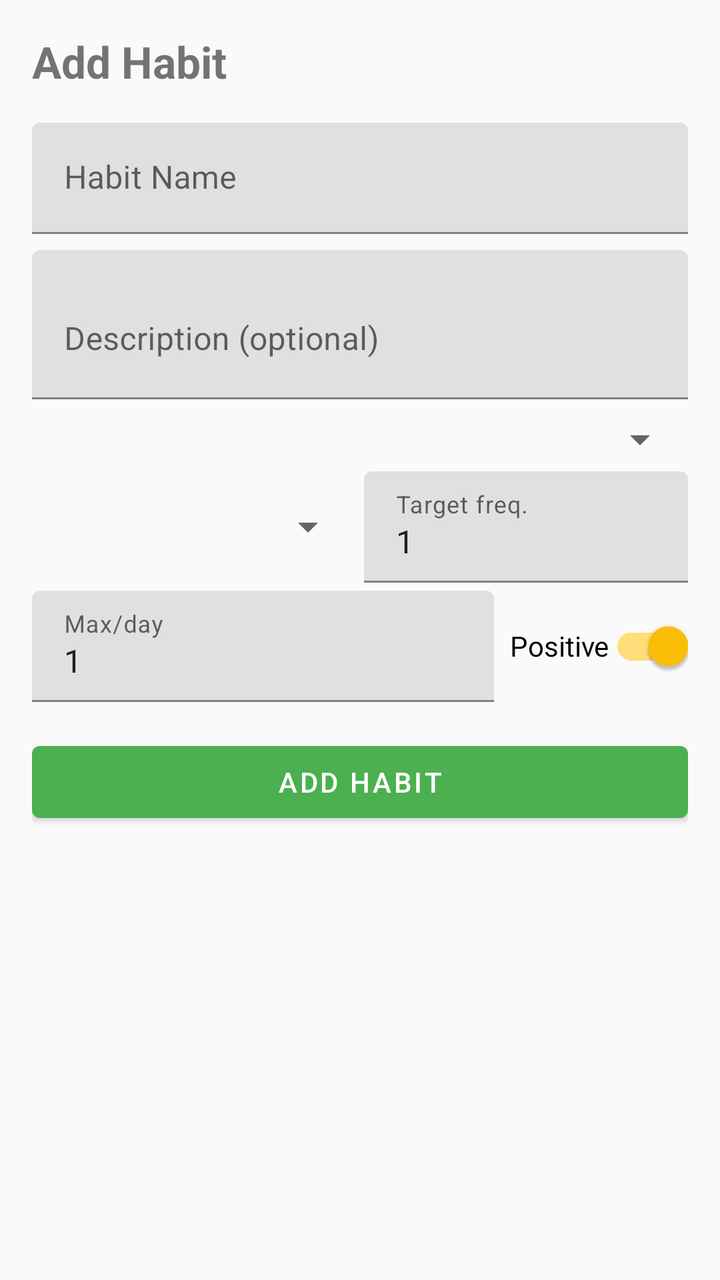
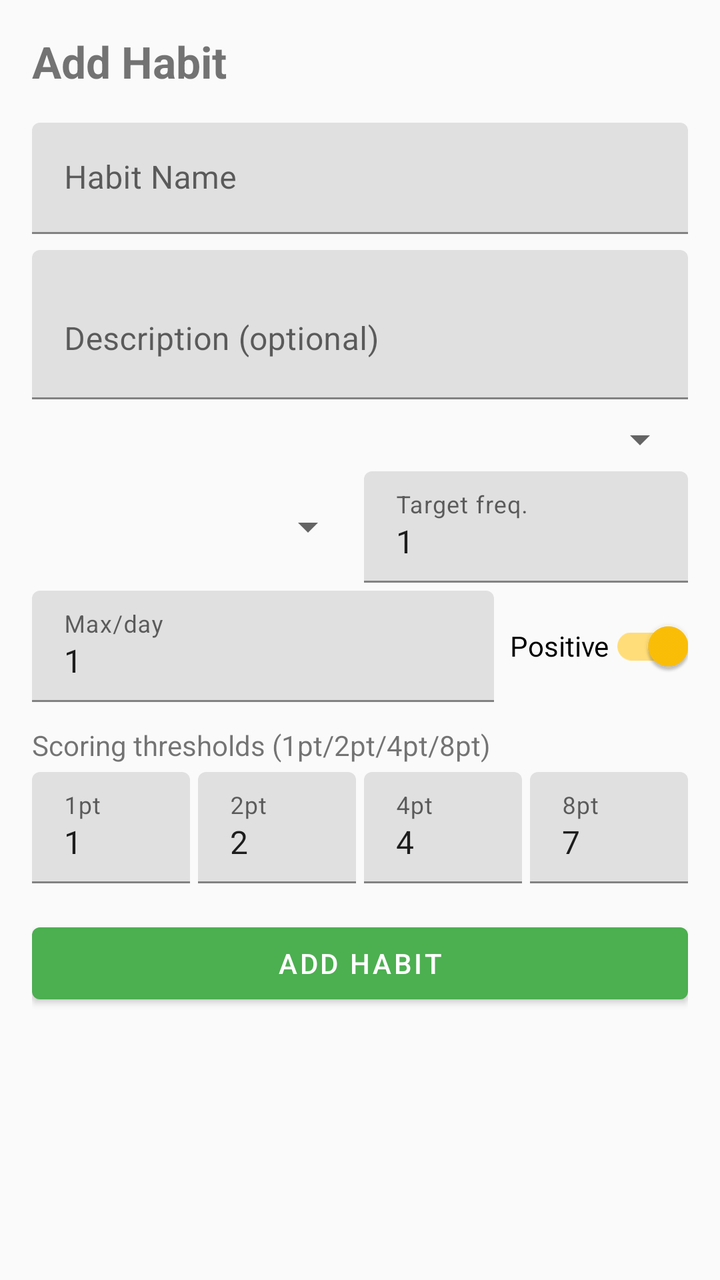

Compare the two renders of this Android layout. The source of the first and the diff that turns it into the second are given below.
<!-- AndroidManifest.xml: application theme Theme.HabitEvaluator -->
<!-- res/layout/fragment_add_habit.xml -->
<?xml version="1.0" encoding="utf-8"?>
<ScrollView xmlns:android="http://schemas.android.com/apk/res/android"
    xmlns:app="http://schemas.android.com/apk/res-auto"
    android:layout_width="match_parent"
    android:layout_height="match_parent">

    <androidx.constraintlayout.widget.ConstraintLayout
        android:layout_width="match_parent"
        android:layout_height="wrap_content"
        android:padding="16dp">

        <TextView
            android:id="@+id/addHabitTitle"
            android:layout_width="wrap_content"
            android:layout_height="wrap_content"
            android:text="@string/add_habit"
            android:textSize="22sp"
            android:textStyle="bold"
            app:layout_constraintStart_toStartOf="parent"
            app:layout_constraintTop_toTopOf="parent" />

        <com.google.android.material.textfield.TextInputLayout
            android:id="@+id/habitNameLayout"
            android:layout_width="0dp"
            android:layout_height="wrap_content"
            android:layout_marginTop="16dp"
            android:hint="@string/habit_name_hint"
            app:layout_constraintEnd_toEndOf="parent"
            app:layout_constraintStart_toStartOf="parent"
            app:layout_constraintTop_toBottomOf="@id/addHabitTitle">

            <com.google.android.material.textfield.TextInputEditText
                android:id="@+id/habitNameInput"
                android:layout_width="match_parent"
                android:layout_height="wrap_content"
                android:inputType="text" />
        </com.google.android.material.textfield.TextInputLayout>

        <com.google.android.material.textfield.TextInputLayout
            android:id="@+id/habitDescriptionLayout"
            android:layout_width="0dp"
            android:layout_height="wrap_content"
            android:layout_marginTop="8dp"
            android:hint="@string/habit_description_hint"
            app:layout_constraintEnd_toEndOf="parent"
            app:layout_constraintStart_toStartOf="parent"
            app:layout_constraintTop_toBottomOf="@id/habitNameLayout">

            <com.google.android.material.textfield.TextInputEditText
                android:id="@+id/habitDescriptionInput"
                android:layout_width="match_parent"
                android:layout_height="wrap_content"
                android:inputType="textMultiLine"
                android:minLines="2" />
        </com.google.android.material.textfield.TextInputLayout>

        <Spinner
            android:id="@+id/categorySpinner"
            android:layout_width="0dp"
            android:layout_height="wrap_content"
            android:layout_marginTop="8dp"
            app:layout_constraintEnd_toEndOf="parent"
            app:layout_constraintStart_toStartOf="parent"
            app:layout_constraintTop_toBottomOf="@id/habitDescriptionLayout" />

        <LinearLayout
            android:id="@+id/habitParamsLayout"
            android:layout_width="0dp"
            android:layout_height="wrap_content"
            android:layout_marginTop="4dp"
            android:orientation="horizontal"
            android:gravity="center_vertical"
            app:layout_constraintEnd_toEndOf="parent"
            app:layout_constraintStart_toStartOf="parent"
            app:layout_constraintTop_toBottomOf="@id/categorySpinner">

            <Spinner
                android:id="@+id/frequencyTypeSpinner"
                android:layout_width="0dp"
                android:layout_height="wrap_content"
                android:layout_weight="1" />

            <com.google.android.material.textfield.TextInputLayout
                android:layout_width="0dp"
                android:layout_height="wrap_content"
                android:layout_weight="1"
                android:layout_marginStart="4dp"
                android:hint="@string/target_frequency_hint">

                <com.google.android.material.textfield.TextInputEditText
                    android:id="@+id/targetFrequencyInput"
                    android:layout_width="match_parent"
                    android:layout_height="wrap_content"
                    android:inputType="number"
                    android:text="1" />
            </com.google.android.material.textfield.TextInputLayout>
        </LinearLayout>

        <LinearLayout
            android:id="@+id/habitParams2Layout"
            android:layout_width="0dp"
            android:layout_height="wrap_content"
            android:layout_marginTop="4dp"
            android:orientation="horizontal"
            android:gravity="center_vertical"
            app:layout_constraintEnd_toEndOf="parent"
            app:layout_constraintStart_toStartOf="parent"
            app:layout_constraintTop_toBottomOf="@id/habitParamsLayout">

            <com.google.android.material.textfield.TextInputLayout
                android:layout_width="0dp"
                android:layout_height="wrap_content"
                android:layout_weight="1"
                android:hint="@string/max_entries_per_day_hint">

                <com.google.android.material.textfield.TextInputEditText
                    android:id="@+id/maxEntriesPerDayInput"
                    android:layout_width="match_parent"
                    android:layout_height="wrap_content"
                    android:inputType="number"
                    android:text="1" />
            </com.google.android.material.textfield.TextInputLayout>

            <com.google.android.material.switchmaterial.SwitchMaterial
                android:id="@+id/positiveScoringSwitch"
                android:layout_width="wrap_content"
                android:layout_height="wrap_content"
                android:layout_marginStart="8dp"
                android:text="@string/positive_scoring"
                android:checked="true" />
        </LinearLayout>

        <com.google.android.material.button.MaterialButton
            android:id="@+id/addHabitButton"
            android:layout_width="match_parent"
            android:layout_height="wrap_content"
            android:layout_marginTop="16dp"
            android:text="@string/add_habit"
            app:layout_constraintStart_toStartOf="parent"
            app:layout_constraintEnd_toEndOf="parent"
            app:layout_constraintTop_toBottomOf="@id/habitParams2Layout" />
    </androidx.constraintlayout.widget.ConstraintLayout>
</ScrollView>
<!-- resources referenced by this layout -->
<resources>
  <string name="add_habit">Add Habit</string>
  <string name="habit_description_hint">Description (optional)</string>
  <string name="habit_name_hint">Habit Name</string>
  <string name="max_entries_per_day_hint">Max/day</string>
  <string name="positive_scoring">Positive</string>
  <string name="target_frequency_hint">Target freq.</string>
  <style name="Theme.HabitEvaluator" parent="Theme.MaterialComponents.DayNight.NoActionBar">
          <item name="colorPrimary">@color/primary</item>
          <item name="colorPrimaryDark">@color/primary_dark</item>
          <item name="colorAccent">@color/accent</item>
          <item name="android:windowBackground">@color/background</item>
      </style>
  <color name="primary">#4CAF50</color>
  <color name="primary_dark">#388E3C</color>
  <color name="accent">#FFC107</color>
  <color name="background">#FAFAFA</color>
</resources>

<!-- the commit's change to res/layout/fragment_add_habit.xml (unified diff, before → after) -->
@@ -130,6 +130,87 @@
                 android:checked="true" />
         </LinearLayout>
 
+        <TextView
+            android:id="@+id/scoringThresholdsLabel"
+            android:layout_width="wrap_content"
+            android:layout_height="wrap_content"
+            android:layout_marginTop="12dp"
+            android:text="@string/scoring_thresholds"
+            android:textSize="14sp"
+            app:layout_constraintStart_toStartOf="parent"
+            app:layout_constraintTop_toBottomOf="@id/habitParams2Layout" />
+
+        <LinearLayout
+            android:id="@+id/thresholdsLayout"
+            android:layout_width="0dp"
+            android:layout_height="wrap_content"
+            android:layout_marginTop="4dp"
+            android:orientation="horizontal"
+            android:gravity="center_vertical"
+            app:layout_constraintEnd_toEndOf="parent"
+            app:layout_constraintStart_toStartOf="parent"
+            app:layout_constraintTop_toBottomOf="@id/scoringThresholdsLabel">
+
+            <com.google.android.material.textfield.TextInputLayout
+                android:layout_width="0dp"
+                android:layout_height="wrap_content"
+                android:layout_weight="1"
+                android:hint="1pt">
+
+                <com.google.android.material.textfield.TextInputEditText
+                    android:id="@+id/threshold1Input"
+                    android:layout_width="match_parent"
+                    android:layout_height="wrap_content"
+                    android:inputType="number"
+                    android:text="1" />
+            </com.google.android.material.textfield.TextInputLayout>
+
+            <com.google.android.material.textfield.TextInputLayout
+                android:layout_width="0dp"
+                android:layout_height="wrap_content"
+                android:layout_weight="1"
+                android:layout_marginStart="4dp"
+                android:hint="2pt">
+
+                <com.google.android.material.textfield.TextInputEditText
+                    android:id="@+id/threshold2Input"
+                    android:layout_width="match_parent"
+                    android:layout_height="wrap_content"
+                    android:inputType="number"
+                    android:text="2" />
+            </com.google.android.material.textfield.TextInputLayout>
+
+            <com.google.android.material.textfield.TextInputLayout
+                android:layout_width="0dp"
+                android:layout_height="wrap_content"
+                android:layout_weight="1"
+                android:layout_marginStart="4dp"
+                android:hint="4pt">
+
+                <com.google.android.material.textfield.TextInputEditText
+                    android:id="@+id/threshold4Input"
+                    android:layout_width="match_parent"
+                    android:layout_height="wrap_content"
+                    android:inputType="number"
+                    android:text="4" />
+            </com.google.android.material.textfield.TextInputLayout>
+
+            <com.google.android.material.textfield.TextInputLayout
+                android:layout_width="0dp"
+                android:layout_height="wrap_content"
+                android:layout_weight="1"
+                android:layout_marginStart="4dp"
+                android:hint="8pt">
+
+                <com.google.android.material.textfield.TextInputEditText
+                    android:id="@+id/threshold8Input"
+                    android:layout_width="match_parent"
+                    android:layout_height="wrap_content"
+                    android:inputType="number"
+                    android:text="7" />
+            </com.google.android.material.textfield.TextInputLayout>
+        </LinearLayout>
+
         <com.google.android.material.button.MaterialButton
             android:id="@+id/addHabitButton"
             android:layout_width="match_parent"
@@ -138,6 +219,6 @@
             android:text="@string/add_habit"
             app:layout_constraintStart_toStartOf="parent"
             app:layout_constraintEnd_toEndOf="parent"
-            app:layout_constraintTop_toBottomOf="@id/habitParams2Layout" />
+            app:layout_constraintTop_toBottomOf="@id/thresholdsLayout" />
     </androidx.constraintlayout.widget.ConstraintLayout>
 </ScrollView>
<!-- resource entries referenced after the edit -->
@@ -5,6 +5,7 @@
   <string name="habit_name_hint">Habit Name</string>
   <string name="max_entries_per_day_hint">Max/day</string>
   <string name="positive_scoring">Positive</string>
+  <string name="scoring_thresholds">Scoring thresholds (1pt/2pt/4pt/8pt)</string>
   <string name="target_frequency_hint">Target freq.</string>
   <style name="Theme.HabitEvaluator" parent="Theme.MaterialComponents.DayNight.NoActionBar">
           <item name="colorPrimary">@color/primary</item>
